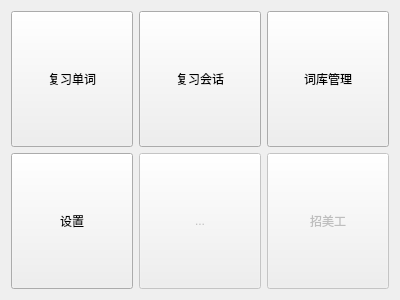
The window that Word_Sentence exercise tool/index_menu.ui (ArmoredP1g/WordPass) describes before a commit, drawn with Qt 5.
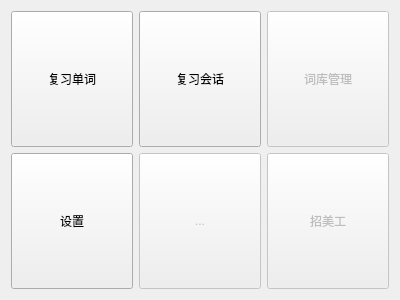
The same window after the commit.

What changed in the file:
```diff
--- a/Word_Sentence exercise tool/index_menu.ui
+++ b/Word_Sentence exercise tool/index_menu.ui
@@ -49,6 +49,9 @@
        </item>
        <item>
         <widget class="QToolButton" name="tb_LibManage">
+         <property name="enabled">
+          <bool>false</bool>
+         </property>
          <property name="sizePolicy">
           <sizepolicy hsizetype="Preferred" vsizetype="Preferred">
            <horstretch>0</horstretch>
```
